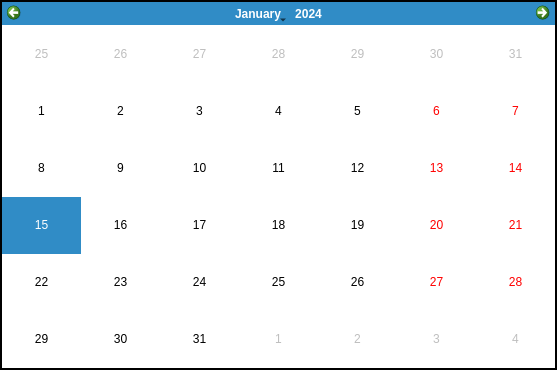
Qt form sources/Booking/BookingPlanning.ui (aurelien35/loteliQt) before a commit.
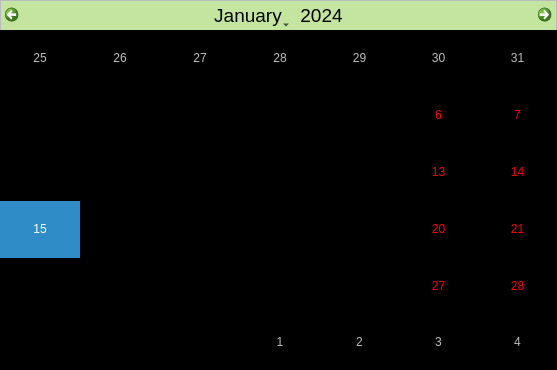
The same form after that commit. Custom widgets are drawn as their Qt base class.

Diff of the .ui file:
```diff
--- a/sources/Booking/BookingPlanning.ui
+++ b/sources/Booking/BookingPlanning.ui
@@ -10,11 +10,51 @@
     <height>370</height>
    </rect>
   </property>
-  <property name="frameShape">
-   <enum>QFrame::Box</enum>
-  </property>
-  <property name="lineWidth">
-   <number>2</number>
+  <property name="styleSheet">
+   <string notr="true">QFrame#BookingPlanning
+{
+	border-style:			none;
+}
+
+QWidget#qt_calendar_calendarview
+{
+	background-color:	transparent;
+	border-style:			solid;
+	border-color:			#BBBBBB;
+	border-width:			0px 1px 1x 0px;
+}
+
+QWidget#qt_calendar_navigationbar
+{
+	background-color:	#C4E59F;
+	border-style:			solid;
+	border-color:			#BBBBBB;
+	border-width:			1px 1px 0px 1px;
+	color:						#000000;
+	font-weight:			normal;
+	font-style:				italic;
+	font-size:					14pt;	
+	font-family:				&quot;Verdana&quot;;
+}
+
+QWidget#qt_calendar_prevmonth
+{
+}
+
+QWidget#qt_calendar_nextmonth
+{
+}
+
+QWidget#qt_calendar_monthbutton,
+QWidget#qt_calendar_yearbutton
+{
+	color:						#000000;
+	font-weight:			normal;
+	font-style:				normal;
+	font-size:					14pt;	
+	font-family:				&quot;Verdana&quot;;
+}
+</string>
   </property>
   <layout class="QGridLayout" name="gridLayout">
    <property name="margin">
```
